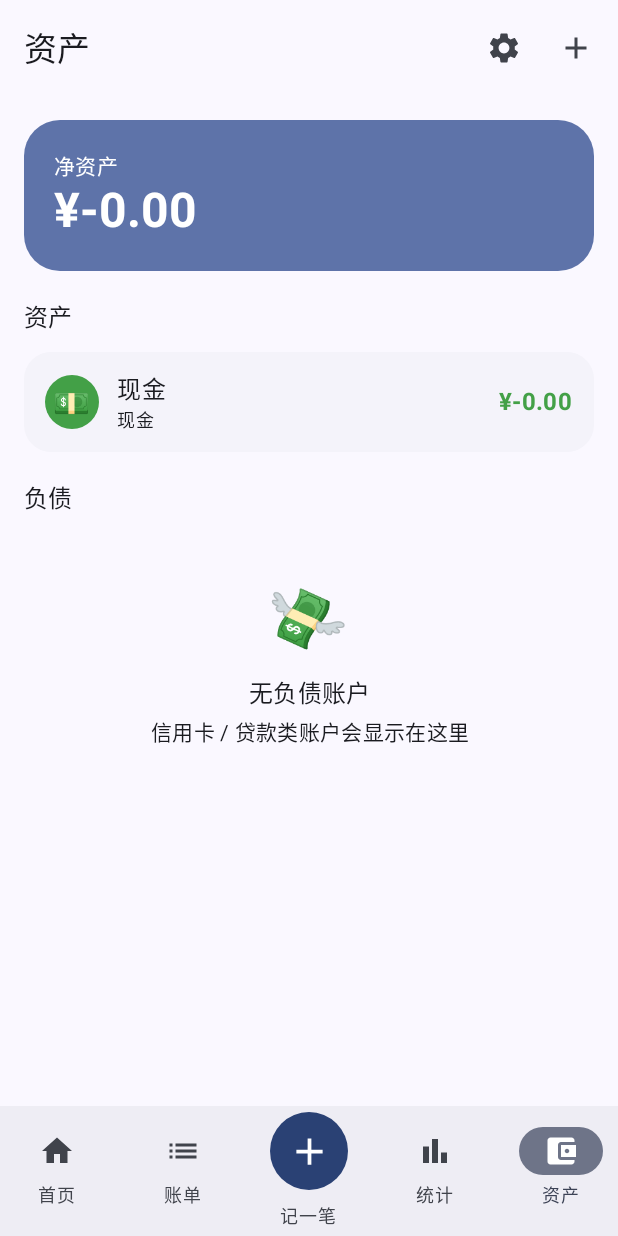
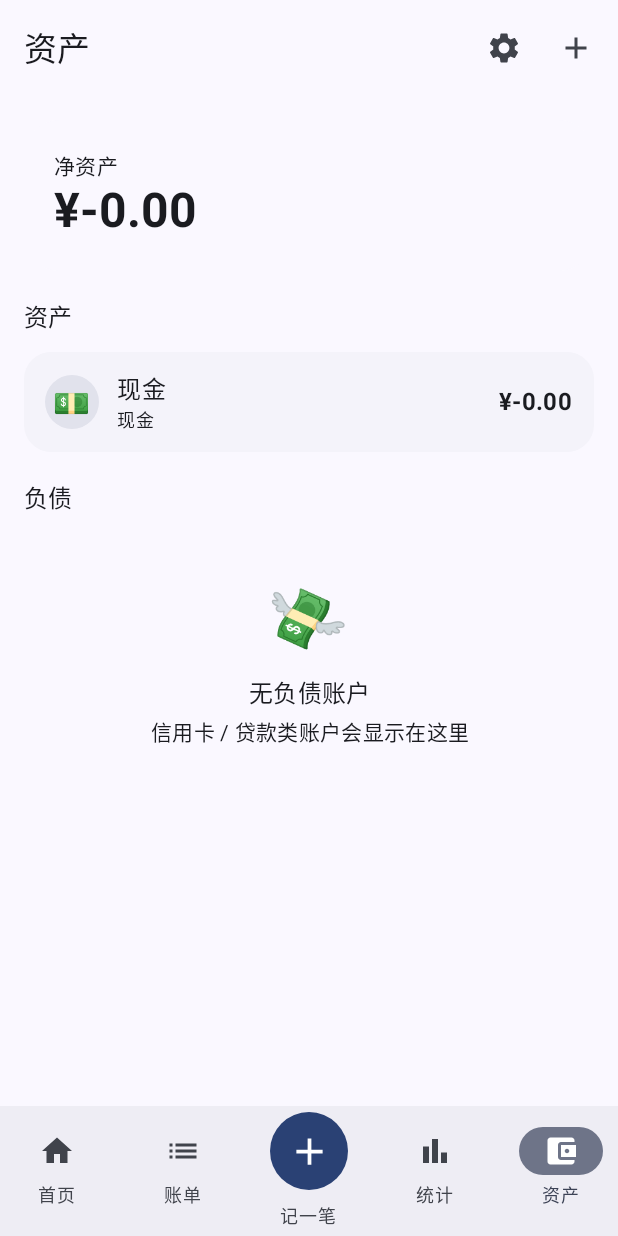
Before and after one commit to Twc528491/Better-Ledger, an Android app built with Jetpack Compose: the AccountsScreen screen opened through its navigation route, on a phone screen of 412 x 824 dp. Run offline under Robolectric (Android 15) with nearby library versions, the phone set to English and light mode, and no system bars; our stand-ins replace Room's generated code.

Commit message:
fix(ui): 首页右上角改为记账设置入口；浅色模式回退旧版扁平样式，深色模式保持丰富配色；版本号 0.1.1

```diff
--- a/ledger-app/app/build.gradle.kts
+++ b/ledger-app/app/build.gradle.kts
@@ -14,8 +14,8 @@ android {
         applicationId = "com.personal.ledger"
         minSdk = 26
         targetSdk = 36
-        versionCode = 1
-        versionName = "0.1.0"
+        versionCode = 2
+        versionName = "0.1.1"
         testInstrumentationRunner = "androidx.test.runner.AndroidJUnitRunner"
     }
 
--- a/ledger-app/app/src/main/kotlin/com/personal/ledger/ui/account/AccountsScreen.kt
+++ b/ledger-app/app/src/main/kotlin/com/personal/ledger/ui/account/AccountsScreen.kt
@@ -46,6 +46,8 @@ import com.personal.ledger.navigation.Routes
 import com.personal.ledger.ui.common.AccountBadge
 import com.personal.ledger.ui.common.EmptyState
 import com.personal.ledger.ui.common.balanceColor
+import com.personal.ledger.ui.common.highlightCardColor
+import com.personal.ledger.ui.common.highlightCardContentColor
 import com.personal.ledger.util.Money
 import com.personal.ledger.viewmodel.AccountsViewModel
 
@@ -84,7 +86,7 @@ fun AccountsScreen(container: AppContainer, navController: NavHostController) {
                 // 净资产主卡片
                 Surface(
                     shape = RoundedCornerShape(24.dp),
-                    color = MaterialTheme.colorScheme.primaryContainer,
+                    color = highlightCardColor(),
                     modifier = Modifier.fillMaxWidth(),
                 ) {
                     Column(modifier = Modifier.padding(20.dp)) {
@@ -93,7 +95,7 @@ fun AccountsScreen(container: AppContainer, navController: NavHostController) {
                             Money.formatWithSymbol(state.netWorth),
                             style = MaterialTheme.typography.headlineLarge,
                             fontWeight = FontWeight.Bold,
-                            color = MaterialTheme.colorScheme.onPrimaryContainer,
+                            color = highlightCardContentColor(),
                         )
                     }
                 }
--- a/ledger-app/app/src/main/kotlin/com/personal/ledger/ui/common/Visuals.kt
+++ b/ledger-app/app/src/main/kotlin/com/personal/ledger/ui/common/Visuals.kt
@@ -5,6 +5,7 @@ import androidx.compose.foundation.isSystemInDarkTheme
 import androidx.compose.foundation.layout.Box
 import androidx.compose.foundation.layout.size
 import androidx.compose.foundation.shape.CircleShape
+import androidx.compose.material3.MaterialTheme
 import androidx.compose.material3.Text
 import androidx.compose.runtime.Composable
 import androidx.compose.ui.Alignment
@@ -18,39 +19,53 @@ import com.personal.ledger.domain.model.TransactionType
 import kotlin.math.abs
 
 /**
- * UI 视觉语义（配色 / 图标 / 分类 emoji），浅色与深色主题自适应。
+ * UI 视觉语义（配色 / 图标 / 分类 emoji），按主题分支：
+ * - 浅色模式：沿用旧版扁平样式——卡片用默认 surface、金额/余额用默认文字色，保证辨识度；
+ * - 深色模式：使用丰富配色（卡片深色容器 + 亮色金额）。
  * 收入 / 支出 / 负债除颜色外始终配合 + / - 号（UI.md 第 9 节）。
  */
 
-/** 支出语义色（浅/深）。 */
+/** 卡片容器色：深色 = 深色容器；浅色 = 默认 surface（旧版扁平）。 */
+@Composable fun cardColor(): Color =
+    if (isSystemInDarkTheme()) MaterialTheme.colorScheme.surfaceContainerLow else MaterialTheme.colorScheme.surface
+
+/** 主卡片（本月支出 / 净资产）背景色。 */
+@Composable fun highlightCardColor(): Color =
+    if (isSystemInDarkTheme()) MaterialTheme.colorScheme.primaryContainer else MaterialTheme.colorScheme.surface
+
+/** 主卡片内容色。 */
+@Composable fun highlightCardContentColor(): Color =
+    if (isSystemInDarkTheme()) MaterialTheme.colorScheme.onPrimaryContainer else MaterialTheme.colorScheme.onSurface
+
+/** 支出语义色（仅深色模式使用彩色；浅色回退默认文字色）。 */
 @Composable fun expenseAmountColor(): Color =
-    if (isSystemInDarkTheme()) Color(0xFFFF8A80) else Color(0xFFE53935)
+    if (isSystemInDarkTheme()) Color(0xFFFF8A80) else MaterialTheme.colorScheme.onSurface
 
-/** 支出容器色（浅/深）。 */
+/** 支出容器色。 */
 @Composable fun expenseContainerColor(): Color =
-    if (isSystemInDarkTheme()) Color(0xFF3A2020) else Color(0xFFFFEBEE)
+    if (isSystemInDarkTheme()) Color(0xFF3A2020) else MaterialTheme.colorScheme.surface
 
 /** 收入语义色。 */
 @Composable fun incomeAmountColor(): Color =
-    if (isSystemInDarkTheme()) Color(0xFF81C784) else Color(0xFF43A047)
+    if (isSystemInDarkTheme()) Color(0xFF81C784) else MaterialTheme.colorScheme.onSurface
 
 /** 收入容器色。 */
 @Composable fun incomeContainerColor(): Color =
-    if (isSystemInDarkTheme()) Color(0xFF1B3520) else Color(0xFFE8F5E9)
+    if (isSystemInDarkTheme()) Color(0xFF1B3520) else MaterialTheme.colorScheme.surface
 
 /** 转账语义色。 */
 @Composable fun transferAmountColor(): Color =
-    if (isSystemInDarkTheme()) Color(0xFF90CAF9) else Color(0xFF1E88E5)
+    if (isSystemInDarkTheme()) Color(0xFF90CAF9) else MaterialTheme.colorScheme.onSurface
 
 /** 转账容器色。 */
 @Composable fun transferContainerColor(): Color =
-    if (isSystemInDarkTheme()) Color(0xFF1A2B3D) else Color(0xFFE3F2FD)
+    if (isSystemInDarkTheme()) Color(0xFF1A2B3D) else MaterialTheme.colorScheme.surface
 
 /** 警示（预算 80~100%）。 */
 @Composable fun warningColor(): Color =
-    if (isSystemInDarkTheme()) Color(0xFFFFB74D) else Color(0xFFFB8C00)
+    if (isSystemInDarkTheme()) Color(0xFFFFB74D) else MaterialTheme.colorScheme.onSurface
 
-/** 金额颜色：支出红 / 收入绿 / 转账蓝。 */
+/** 金额颜色：深色 = 支出红 / 收入绿 / 转账蓝；浅色 = 默认文字色（旧版样式）。 */
 @Composable
 fun amountColor(type: TransactionType): Color = when (type) {
     TransactionType.EXPENSE -> expenseAmountColor()
@@ -58,18 +73,25 @@ fun amountColor(type: TransactionType): Color = when (type) {
     TransactionType.TRANSFER -> transferAmountColor()
 }
 
-/** 余额颜色：正 = 资产（绿），负 = 负债（红）。 */
+/** 余额颜色：深色 = 正绿负红；浅色 = 默认文字色。 */
 @Composable
 fun balanceColor(balance: Long): Color =
-    if (balance >= 0) incomeAmountColor() else expenseAmountColor()
+    if (isSystemInDarkTheme()) {
+        if (balance >= 0) Color(0xFF81C784) else Color(0xFFFF8A80)
+    } else {
+        MaterialTheme.colorScheme.onSurface
+    }
 
-/** 预算进度颜色：<80% 绿，80~100% 橙，超支红；未设置用主色。 */
+/** 预算进度颜色：深色 = <80% 绿 / 80~100% 橙 / 超支红；浅色 = 主色（旧版样式）。 */
 @Composable
-fun budgetColor(permille: Int?, fallback: Color): Color = when {
-    permille == null -> fallback
-    permille < 800 -> incomeAmountColor()
-    permille < 1000 -> warningColor()
-    else -> expenseAmountColor()
+fun budgetColor(permille: Int?, fallback: Color): Color {
+    if (!isSystemInDarkTheme()) return fallback
+    return when {
+        permille == null -> fallback
+        permille < 800 -> Color(0xFF81C784)
+        permille < 1000 -> Color(0xFFFFB74D)
+        else -> Color(0xFFFF8A80)
+    }
 }
 
 /** 分类 emoji（种子分类带专属 emoji；自定义分类按类型回退）。 */
@@ -91,11 +113,11 @@ fun categoryColor(name: String): Color {
     return if (isSystemInDarkTheme()) {
         Color.hsv(hue.toFloat(), 0.30f, 0.38f)
     } else {
-        Color.hsv(hue.toFloat(), 0.42f, 0.90f)
+        Color.hsv(hue.toFloat(), 0.30f, 0.94f)
     }
 }
 
-/** 账户类型视觉：emoji + 主题色。 */
+/** 账户类型视觉：emoji。 */
 object AccountVisuals {
     fun emojiFor(type: AccountType): String = when (type) {
         AccountType.CASH -> "💵"
@@ -110,20 +132,22 @@ object AccountVisuals {
     }
 }
 
-/** 账户类型主题色（深色模式用亮色调保证可见）。 */
+/** 账户类型主题色（浅色模式用柔和浅底，深色模式用亮色调）。 */
 @Composable
 fun accountColor(type: AccountType): Color {
-    val dark = isSystemInDarkTheme()
+    if (!isSystemInDarkTheme()) {
+        return MaterialTheme.colorScheme.surfaceVariant
+    }
     return when (type) {
-        AccountType.CASH -> if (dark) Color(0xFF81C784) else Color(0xFF43A047)
-        AccountType.BANK -> if (dark) Color(0xFF90CAF9) else Color(0xFF1E88E5)
-        AccountType.ALIPAY -> if (dark) Color(0xFF6FA8FF) else Color(0xFF1677FF)
-        AccountType.WECHAT -> if (dark) Color(0xFF66E09A) else Color(0xFF07C160)
-        AccountType.CREDIT_CARD -> if (dark) Color(0xFFCE93D8) else Color(0xFF8E24AA)
-        AccountType.SAVINGS -> if (dark) Color(0xFFFFB74D) else Color(0xFFFB8C00)
-        AccountType.INVESTMENT -> if (dark) Color(0xFF4DB6AC) else Color(0xFF00897B)
-        AccountType.LOAN -> if (dark) Color(0xFFFF8A80) else Color(0xFFE53935)
-        AccountType.OTHER -> if (dark) Color(0xFFBDBDBD) else Color(0xFF757575)
+        AccountType.CASH -> Color(0xFF81C784)
+        AccountType.BANK -> Color(0xFF90CAF9)
+        AccountType.ALIPAY -> Color(0xFF6FA8FF)
+        AccountType.WECHAT -> Color(0xFF66E09A)
+        AccountType.CREDIT_CARD -> Color(0xFFCE93D8)
+        AccountType.SAVINGS -> Color(0xFFFFB74D)
+        AccountType.INVESTMENT -> Color(0xFF4DB6AC)
+        AccountType.LOAN -> Color(0xFFFF8A80)
+        AccountType.OTHER -> Color(0xFFBDBDBD)
     }
 }
 
--- a/ledger-app/app/src/main/kotlin/com/personal/ledger/ui/home/HomeScreen.kt
+++ b/ledger-app/app/src/main/kotlin/com/personal/ledger/ui/home/HomeScreen.kt
@@ -16,7 +16,7 @@ import androidx.compose.foundation.lazy.items
 import androidx.compose.foundation.shape.RoundedCornerShape
 import androidx.compose.material.icons.Icons
 import androidx.compose.material.icons.filled.ArrowDropDown
-import androidx.compose.material.icons.filled.Settings
+import androidx.compose.material.icons.filled.Tune
 import androidx.compose.material3.DropdownMenu
 import androidx.compose.material3.DropdownMenuItem
 import androidx.compose.material3.ExperimentalMaterial3Api
@@ -57,6 +57,8 @@ import com.personal.ledger.ui.common.transferAmountColor
 import com.personal.ledger.ui.common.transferContainerColor
 import com.personal.ledger.ui.common.amountColor
 import com.personal.ledger.ui.common.budgetColor
+import com.personal.ledger.ui.common.highlightCardColor
+import com.personal.ledger.ui.common.highlightCardContentColor
 import com.personal.ledger.util.Money
 import com.personal.ledger.viewmodel.HomeViewModel
 import androidx.compose.ui.graphics.Color
@@ -106,8 +108,8 @@ fun HomeScreen(container: AppContainer, navController: NavHostController) {
                     }
                 },
                 actions = {
-                    IconButton(onClick = { navController.navigate(Routes.SETTINGS) }) {
-                        Icon(Icons.Filled.Settings, contentDescription = "设置")
+                    IconButton(onClick = { navController.navigate(Routes.BOOKKEEPING_SETTINGS) }) {
+                        Icon(Icons.Filled.Tune, contentDescription = "记账设置")
                     }
                 },
             )
@@ -124,7 +126,7 @@ fun HomeScreen(container: AppContainer, navController: NavHostController) {
             item {
                 Surface(
                     shape = RoundedCornerShape(24.dp),
-                    color = MaterialTheme.colorScheme.primaryContainer,
+                    color = highlightCardColor(),
                     modifier = Modifier.fillMaxWidth(),
                 ) {
                     Column(modifier = Modifier.padding(20.dp)) {
@@ -134,7 +136,7 @@ fun HomeScreen(container: AppContainer, navController: NavHostController) {
                             Money.formatWithSymbol(state.expense),
                             style = MaterialTheme.typography.headlineLarge,
                             fontWeight = FontWeight.Bold,
-                            color = MaterialTheme.colorScheme.onPrimaryContainer,
+                            color = highlightCardContentColor(),
                         )
                     }
                 }
```
